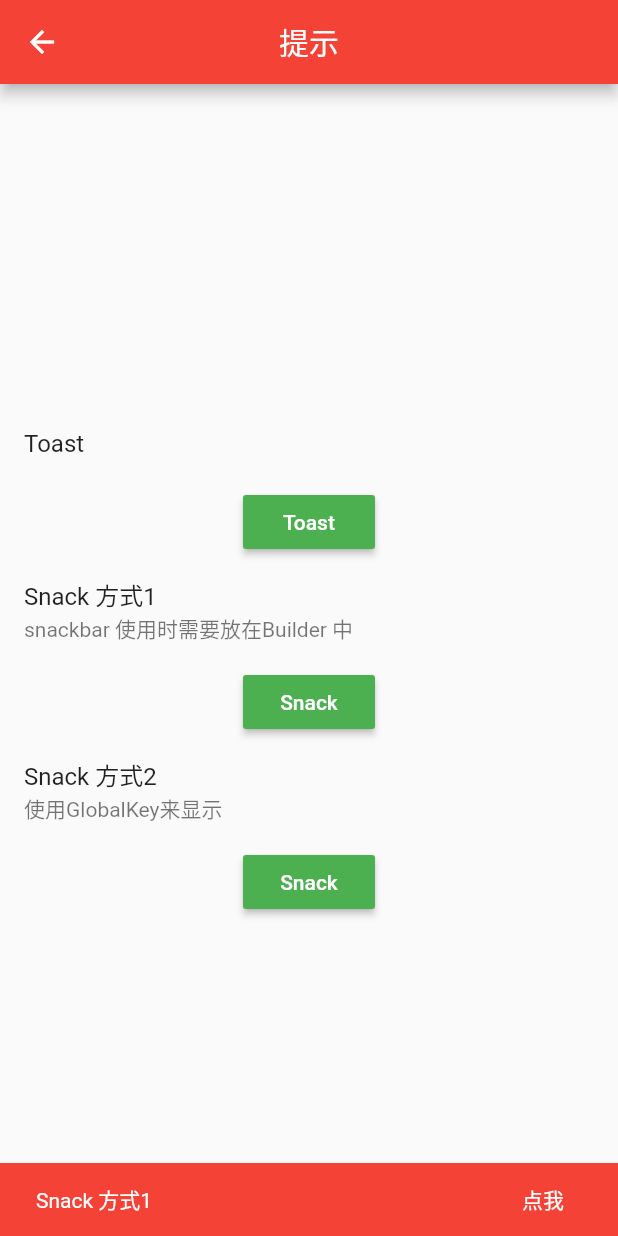
After one commit to hello-coder-xu/yin_flutter_app, a Flutter app: the TipPage screen opened directly, after a tap on "Snack", on a phone screen of 412 x 824 dp. The commit adds this screen. Run offline on Flutter 3.47's test engine with Material 2 defaults, Android fonts, the light colour scheme and no system bars; our stand-ins replace azlistview, cached_network_image, device_info, dio, flutter_datetime_picker, flutter_html and 2 more; missing offline and left inert: common_utils, f_grecaptcha, flutter_html_textview, flutter_toast_pk, lpinyin, yin_utils; generated files the repository leaves out were written again.

Commit message:
新增提示

```diff
--- a/lib/com/addcn/model/ScopedPageModel.dart
+++ b/lib/com/addcn/model/ScopedPageModel.dart
@@ -20,4 +20,8 @@ mixin ScopedPageModel on Model {
       ),
     );
   }
+
+  void reset() {
+    _count = 0;
+  }
 }
--- /dev/null
+++ b/lib/com/addcn/view/TipPage.dart
@@ -0,0 +1,90 @@
+import 'package:flutter/material.dart';
+import 'package:yin_utils/yin_utils.dart';
+
+///提示视图
+class TipPage extends StatefulWidget {
+  @override
+  TipPageState createState() => new TipPageState();
+}
+
+class TipPageState extends State<TipPage> {
+  var _scaffoldkey = new GlobalKey<ScaffoldState>();
+
+  @override
+  Widget build(BuildContext context) {
+    return new Scaffold(
+      key: _scaffoldkey,
+      appBar: new AppBar(
+        title: new Text('提示'),
+        centerTitle: true,
+      ),
+      body: Container(
+        alignment: Alignment.center,
+        child: new Column(
+          mainAxisAlignment: MainAxisAlignment.center,
+          crossAxisAlignment: CrossAxisAlignment.center,
+          children: <Widget>[
+            new ListTile(title: new Text('Toast')),
+            new RaisedButton(
+              onPressed: () {
+                TsUtil.showShort(value: "我是Toast");
+              },
+              color: Colors.green,
+              child: new Text('Toast', style: new TextStyle(color: Colors.white)),
+            ),
+            new ListTile(
+              title: new Text('Snack 方式1'),
+              subtitle: new Text('snackbar 使用时需要放在Builder 中'),
+            ),
+            Builder(
+              builder: (context) {
+                return new RaisedButton(
+                  onPressed: () {
+                    final snackBar = new SnackBar(
+                      content: new Text('Snack 方式1'),
+                      backgroundColor: Colors.red, //背景颜色
+                      duration: Duration(seconds: 3), //3秒后消失
+                      action: new SnackBarAction(
+                        label: "点我",
+                        textColor: Colors.white,
+                        onPressed: () {
+                          TsUtil.showShort(value: "点我干啥");
+                        },
+                      ),
+                    );
+                    Scaffold.of(context).showSnackBar(snackBar);
+                  },
+                  color: Colors.green,
+                  child: new Text('Snack', style: new TextStyle(color: Colors.white)),
+                );
+              },
+            ),
+            new ListTile(
+              title: new Text('Snack 方式2'),
+              subtitle: new Text('使用GlobalKey来显示'),
+            ),
+            new RaisedButton(
+              onPressed: () {
+                final snackBar = new SnackBar(
+                  content: new Text('Snack 方式2'),
+                  backgroundColor: Colors.red, //背景颜色
+                  duration: Duration(seconds: 3), //3秒后消失
+                  action: new SnackBarAction(
+                    label: "点我",
+                    textColor: Colors.white,
+                    onPressed: () {
+                      TsUtil.showShort(value: "点我干啥");
+                    },
+                  ),
+                );
+                _scaffoldkey.currentState.showSnackBar(snackBar);
+              },
+              color: Colors.green,
+              child: new Text('Snack', style: new TextStyle(color: Colors.white)),
+            ),
+          ],
+        ),
+      ),
+    );
+  }
+}
--- a/lib/com/addcn/widget/OtherPage.dart
+++ b/lib/com/addcn/widget/OtherPage.dart
@@ -3,6 +3,7 @@ import 'package:flutter_app/com/addcn/bean/PageBean.dart';
 import 'package:flutter_app/com/addcn/view/ScopedModelPage.dart';
 import 'package:flutter_app/com/addcn/view/StateManagePage.dart';
 import 'package:flutter_app/com/addcn/view/StreamPage.dart';
+import 'package:flutter_app/com/addcn/view/TipPage.dart';
 
 ///其他视图
 class OtherPage extends StatefulWidget {
@@ -14,7 +15,7 @@ class OtherPageState extends State<OtherPage> {
   List<PageBean> items = [
     PageBean("主题", "Theme", null),
     PageBean("对话框", "Dialog", null),
-    PageBean("提示", "Toast/snack", null),
+    PageBean("提示", "Toast/snack", TipPage()),
     PageBean("动画", "Animation", null),
     PageBean("通知", "Notification", null),
     PageBean("设备信息", "DeviceInfo", null),
```
Also changed, not shown: lib/com/addcn/view/ScopedModelPage.dart (+15 -4 lines).
